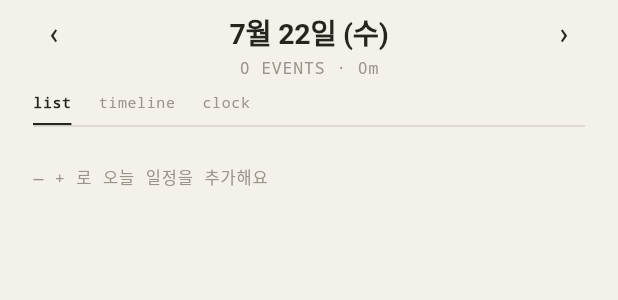
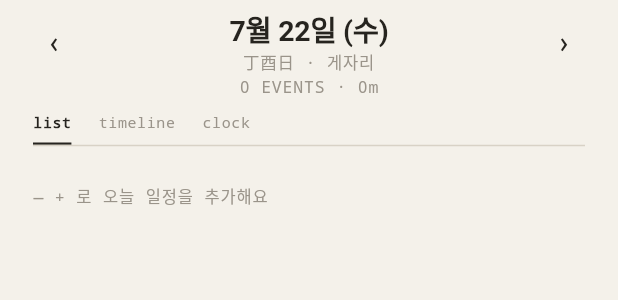
Before and after one commit to miziixx/jigoom, a Flutter app: the ScheduleView widget shown alone on an empty page, opened directly, on a phone screen of 412 x 824 dp. Shown: the top 300 px of the screen. Run offline on Flutter 3.47's test engine with Material 3 defaults, Android fonts, the phone set to English and light mode, and no system bars; our stand-ins replace drift, drift_flutter, file_picker, flutter_colorpicker, flutter_local_notifications, flutter_riverpod and 6 more; missing offline and left inert: dart:html, google_mlkit_text_recognition, home_widget, receive_sharing_intent, shelf_router; accounts and stored records are empty; generated files the repository leaves out were written again.

Commit message:
feat(jigeum): 일진(한자)·별자리 표시 + 일과 탭 대시보드 하위 보기
- 일진(日辰) 60갑자 계산(기준 2000-01-07 갑자, 1900-01-01 갑술 교차검증).
  한자 라벨 "丁酉日"로 표기. 별자리(양력 태양) byeoljari 추가.
- 오늘 뷰·일정 헤더에 "요일 · 丁酉日 · 게자리" 표시.
- 일과(시간) 탭에 대시보드 하위 보기(day) 추가: 오늘 날짜·일진·별자리 +
  일정(총 시간·상위 목록)·루틴(활성 수)·기록(48블록 채움 스트립) 요약.
  하위 탭: day / schedule / routine / log.

Co-Authored-By: Claude Opus 4.8 <noreply@anthropic.com>
Claude-Session: https://claude.ai/code/session_01NxK7vut4Em9KdbB5SB8P2d

```diff
--- a/jigeum/lib/core/constants.dart
+++ b/jigeum/lib/core/constants.dart
@@ -84,3 +84,49 @@ class Slot {
 DateTime dateOnly(DateTime d) => DateTime(d.year, d.month, d.day);
 
 DateTime todayDate() => dateOnly(DateTime.now());
+
+// ------------------------------------------------------------------ 일진(日辰)
+// 날짜의 60갑자(천간+지지). 기준: 2000-01-07 = 갑자(甲子, index 0).
+// (교차검증: 1900-01-01 = 갑술 과 일치)
+const _cheongan = ['갑', '을', '병', '정', '무', '기', '경', '신', '임', '계'];
+const _jiji = ['자', '축', '인', '묘', '진', '사', '오', '미', '신', '유', '술', '해'];
+const _cheonganHanja = ['甲', '乙', '丙', '丁', '戊', '己', '庚', '辛', '壬', '癸'];
+const _jijiHanja = ['子', '丑', '寅', '卯', '辰', '巳', '午', '未', '申', '酉', '戌', '亥'];
+
+int _ganziIndex(DateTime d) {
+  // DST 영향 없이 순수 일수 차이 (UTC 자정 기준).
+  final anchor = DateTime.utc(2000, 1, 7);
+  final x = DateTime.utc(d.year, d.month, d.day);
+  final diff = x.difference(anchor).inDays;
+  return ((diff % 60) + 60) % 60;
+}
+
+/// 일진 한글 — 예: "정유일".
+String iljin(DateTime d) {
+  final i = _ganziIndex(d);
+  return '${_cheongan[i % 10]}${_jiji[i % 12]}일';
+}
+
+/// 일진 한자 — 예: "丁酉".
+String iljinHanja(DateTime d) {
+  final i = _ganziIndex(d);
+  return '${_cheonganHanja[i % 10]}${_jijiHanja[i % 12]}';
+}
+
+/// 일진 한자 라벨 — 예: "丁酉日".
+String iljinLabel(DateTime d) => '${iljinHanja(d)}日';
+
+// ------------------------------------------------------------------- 별자리
+const _zodiacCut = [20, 19, 21, 20, 21, 22, 23, 23, 23, 23, 23, 22];
+const _zodiacNames = [
+  '물병자리', '물고기자리', '양자리', '황소자리', '쌍둥이자리', '게자리',
+  '사자자리', '처녀자리', '천칭자리', '전갈자리', '사수자리', '염소자리',
+];
+
+/// 날짜의 별자리 — 예: "게자리" (양력 태양 별자리).
+String byeoljari(DateTime d) {
+  final m = d.month;
+  return d.day >= _zodiacCut[m - 1]
+      ? _zodiacNames[m - 1]
+      : _zodiacNames[(m - 2 + 12) % 12];
+}
--- a/jigeum/lib/features/schedule/schedule_view.dart
+++ b/jigeum/lib/features/schedule/schedule_view.dart
@@ -4,6 +4,7 @@ import 'package:flutter/material.dart';
 import 'package:flutter_riverpod/flutter_riverpod.dart';
 import 'package:intl/intl.dart' hide TextDirection;
 
+import '../../core/constants.dart';
 import '../../core/journal.dart';
 import '../../core/theme.dart';
 import '../../data/db.dart';
@@ -53,10 +54,18 @@ class ScheduleViewState extends ConsumerState<ScheduleView> {
                   child: GestureDetector(
                     onTap: _pickDate,
                     behavior: HitTestBehavior.opaque,
-                    child: Text(
-                      DateFormat('M월 d일 (E)', 'ko').format(_date),
-                      textAlign: TextAlign.center,
-                      style: AppText.hTitle(tk.ink),
+                    child: Column(
+                      children: [
+                        Text(
+                          DateFormat('M월 d일 (E)', 'ko').format(_date),
+                          textAlign: TextAlign.center,
+                          style: AppText.hTitle(tk.ink),
+                        ),
+                        const SizedBox(height: 2),
+                        Text('${iljinLabel(_date)} · ${byeoljari(_date)}',
+                            textAlign: TextAlign.center,
+                            style: AppText.meta(tk.inkSoft)),
+                      ],
                     ),
                   ),
                 ),
```
Also changed, not shown: jigeum/lib/features/schedule/time_dashboard.dart (added, +138 -0 lines), jigeum/lib/features/schedule/time_hub.dart (+37 -23 lines), jigeum/lib/features/today/today_view.dart (+5 -2 lines).
